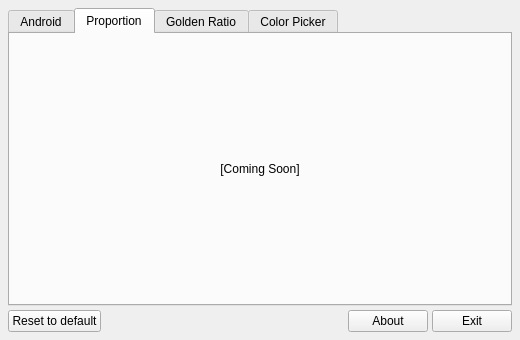
The window that src/Modules/Main/Views/MainWindow.ui (Volkolak27/ASize) describes before a commit, drawn with Qt 5.
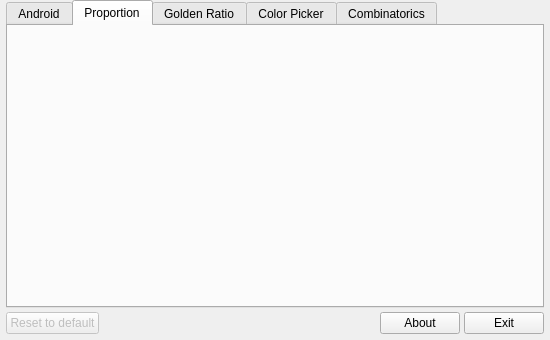
The same window after the commit. The open tabs and pages were chosen to show the change. Icons and pictures are not drawn.

What changed in the file:
```diff
--- a/src/Modules/Main/Views/MainWindow.ui
+++ b/src/Modules/Main/Views/MainWindow.ui
@@ -6,19 +6,19 @@
    <rect>
     <x>0</x>
     <y>0</y>
-    <width>520</width>
+    <width>550</width>
     <height>340</height>
    </rect>
   </property>
   <property name="minimumSize">
    <size>
-    <width>520</width>
+    <width>550</width>
     <height>340</height>
    </size>
   </property>
   <property name="maximumSize">
    <size>
-    <width>520</width>
+    <width>550</width>
     <height>340</height>
    </size>
   </property>
@@ -32,22 +32,31 @@
   <widget class="QWidget" name="centralWidget">
    <layout class="QGridLayout" name="gridLayout">
     <property name="leftMargin">
-     <number>8</number>
+     <number>6</number>
     </property>
     <property name="topMargin">
-     <number>8</number>
+     <number>0</number>
     </property>
     <property name="rightMargin">
-     <number>8</number>
+     <number>6</number>
     </property>
     <property name="bottomMargin">
-     <number>8</number>
+     <number>6</number>
     </property>
     <property name="spacing">
      <number>4</number>
     </property>
     <item row="1" column="0">
      <widget class="QPushButton" name="resetButton">
+      <property name="enabled">
+       <bool>false</bool>
+      </property>
+      <property name="minimumSize">
+       <size>
+        <width>0</width>
+        <height>0</height>
+       </size>
+      </property>
       <property name="text">
        <string>Reset to default</string>
       </property>
@@ -110,30 +119,20 @@
        </attribute>
        <layout class="QGridLayout" name="gridLayout_3">
         <property name="leftMargin">
-         <number>8</number>
+         <number>0</number>
         </property>
         <property name="topMargin">
-         <number>8</number>
+         <number>0</number>
         </property>
         <property name="rightMargin">
-         <number>8</number>
+         <number>0</number>
         </property>
         <property name="bottomMargin">
-         <number>8</number>
+         <number>0</number>
         </property>
         <property name="spacing">
          <number>4</number>
         </property>
-        <item row="0" column="0">
-         <widget class="QLabel" name="label_2">
-          <property name="text">
-           <string>[Coming Soon]</string>
-          </property>
-          <property name="alignment">
-           <set>Qt::AlignCenter</set>
-          </property>
-         </widget>
-        </item>
        </layout>
       </widget>
       <widget class="QWidget" name="goldenRatioTab">
@@ -200,6 +199,23 @@
         </item>
        </layout>
       </widget>
+      <widget class="QWidget" name="combinatoricsTab">
+       <attribute name="title">
+        <string>Combinatorics</string>
+       </attribute>
+       <layout class="QGridLayout" name="gridLayout_2">
+        <item row="0" column="0">
+         <widget class="QLabel" name="label_5">
+          <property name="text">
+           <string>[Coming Soon]</string>
+          </property>
+          <property name="alignment">
+           <set>Qt::AlignCenter</set>
+          </property>
+         </widget>
+        </item>
+       </layout>
+      </widget>
      </widget>
     </item>
     <item row="1" column="1">
```
Left out of the diff: 34 changed lines with no effect on the pictures.
